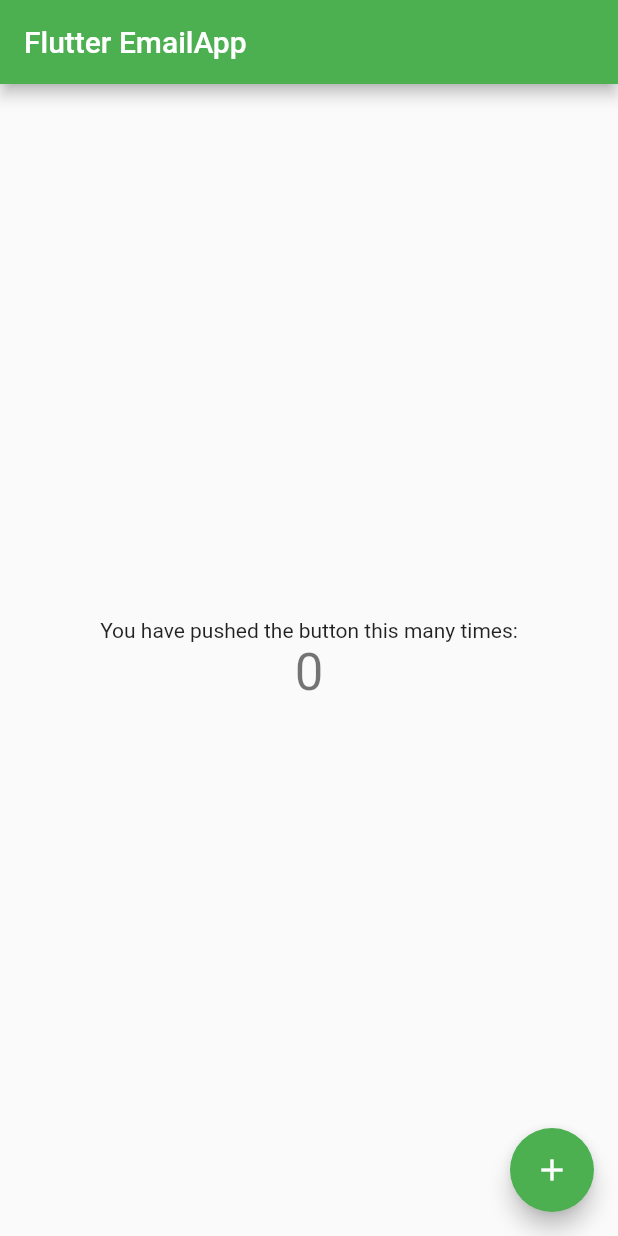
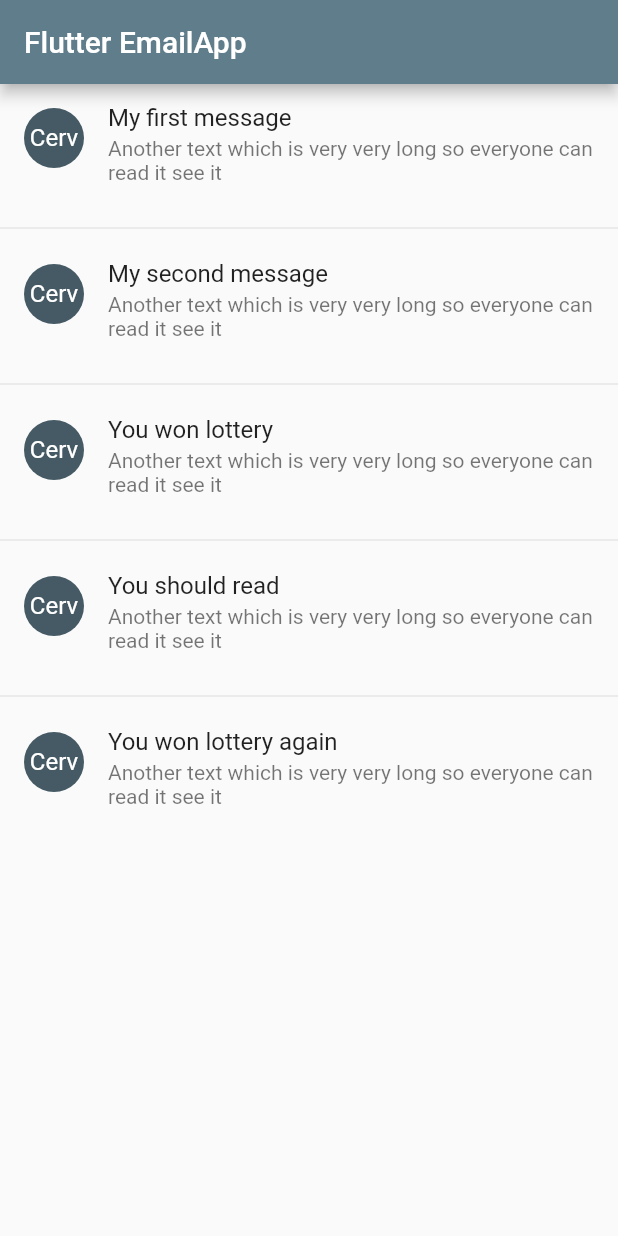
Before and after one commit to cerveau08/flutter_emailapp, a Flutter app: the screen it shows after launch, on a phone screen of 412 x 824 dp. Run offline on Flutter 3.47's test engine with Material 2 defaults, Android fonts, the phone set to English and light mode, and no system bars.

Commit message:
listView

```diff
--- a/lib/main.dart
+++ b/lib/main.dart
@@ -1,111 +1,54 @@
 import 'package:flutter/material.dart';
 
-void main() => runApp(MyApp());
+void main() => runApp(EmailApp());
 
-class MyApp extends StatelessWidget {
-  // This widget is the root of your application.
+class EmailApp extends StatelessWidget {
   @override
   Widget build(BuildContext context) {
     return MaterialApp(
       title: 'Flutter Demo',
       theme: ThemeData(
-        // This is the theme of your application.
-        //
-        // Try running your application with "flutter run". You'll see the
-        // application has a blue toolbar. Then, without quitting the app, try
-        // changing the primarySwatch below to Colors.green and then invoke
-        // "hot reload" (press "r" in the console where you ran "flutter run",
-        // or simply save your changes to "hot reload" in a Flutter IDE).
-        // Notice that the counter didn't reset back to zero; the application
-        // is not restarted.
-        primarySwatch: Colors.green
+        primarySwatch: Colors.blueGrey,
+        accentColor: Colors.blue
       ),
       home: MyHomePage(title: 'Flutter EmailApp'),
     );
   }
 }
 
-class MyHomePage extends StatefulWidget {
-  MyHomePage({Key key, this.title}) : super(key: key);
-
-  // This widget is the home page of your application. It is stateful, meaning
-  // that it has a State object (defined below) that contains fields that affect
-  // how it looks.
-
-  // This class is the configuration for the state. It holds the values (in this
-  // case the title) provided by the parent (in this case the App widget) and
-  // used by the build method of the State. Fields in a Widget subclass are
-  // always marked "final".
+class MyHomePage extends StatelessWidget {
 
   final String title;
-
+  var messages = const [
+    'My first message',
+    'My second message',
+    'You won lottery',
+    'You should read',
+    'You won lottery again'
+  ];
+  MyHomePage({this.title});
   @override
-  _MyHomePageState createState() => _MyHomePageState();
-}
-
-class _MyHomePageState extends State<MyHomePage> {
-  int _counter = 0;
-
-  void _incrementCounter() {
-    setState(() {
-      // This call to setState tells the Flutter framework that something has
-      // changed in this State, which causes it to rerun the build method below
-      // so that the display can reflect the updated values. If we changed
-      // _counter without calling setState(), then the build method would not be
-      // called again, and so nothing would appear to happen.
-      _counter++;
-    });
+  Widget build(BuildContext context) {
+    return Scaffold(
+      appBar: AppBar(
+        title: Text(this.title),
+        ),
+        body: ListView.separated(
+          itemCount: messages.length,
+          separatorBuilder: (context, index) => Divider(),
+          itemBuilder: (BuildContext context, int index) {
+            var title = messages[index];
+            return ListTile(
+              title: Text(title),
+              isThreeLine: true,
+              leading: CircleAvatar(
+                child: Text('Cerv'),
+              ),
+              subtitle: Text('Another text which is very very long so everyone can read it see it'),
+            );
+          },
+          ),
+        );
   }
 
-  @override
-  Widget build(BuildContext context) {
-    // This method is rerun every time setState is called, for instance as done
-    // by the _incrementCounter method above.
-    //
-    // The Flutter framework has been optimized to make rerunning build methods
-    // fast, so that you can just rebuild anything that needs updating rather
-    // than having to individually change instances of widgets.
-    return Scaffold(
-      appBar: AppBar(
-        // Here we take the value from the MyHomePage object that was created by
-        // the App.build method, and use it to set our appbar title.
-        title: Text(widget.title),
-      ),
-      body: Center(
-        // Center is a layout widget. It takes a single child and positions it
-        // in the middle of the parent.
-        child: Column(
-          // Column is also a layout widget. It takes a list of children and
-          // arranges them vertically. By default, it sizes itself to fit its
-          // children horizontally, and tries to be as tall as its parent.
-          //
-          // Invoke "debug painting" (press "p" in the console, choose the
-          // "Toggle Debug Paint" action from the Flutter Inspector in Android
-          // Studio, or the "Toggle Debug Paint" command in Visual Studio Code)
-          // to see the wireframe for each widget.
-          //
-          // Column has various properties to control how it sizes itself and
-          // how it positions its children. Here we use mainAxisAlignment to
-          // center the children vertically; the main axis here is the vertical
-          // axis because Columns are vertical (the cross axis would be
-          // horizontal).
-          mainAxisAlignment: MainAxisAlignment.center,
-          children: <Widget>[
-            Text(
-              'You have pushed the button this many times:',
-            ),
-            Text(
-              '$_counter',
-              style: Theme.of(context).textTheme.display1,
-            ),
-          ],
-        ),
-      ),
-      floatingActionButton: FloatingActionButton(
-        onPressed: _incrementCounter,
-        tooltip: 'Increment',
-        child: Icon(Icons.add),
-      ), // This trailing comma makes auto-formatting nicer for build methods.
-    );
-  }
 }
```
